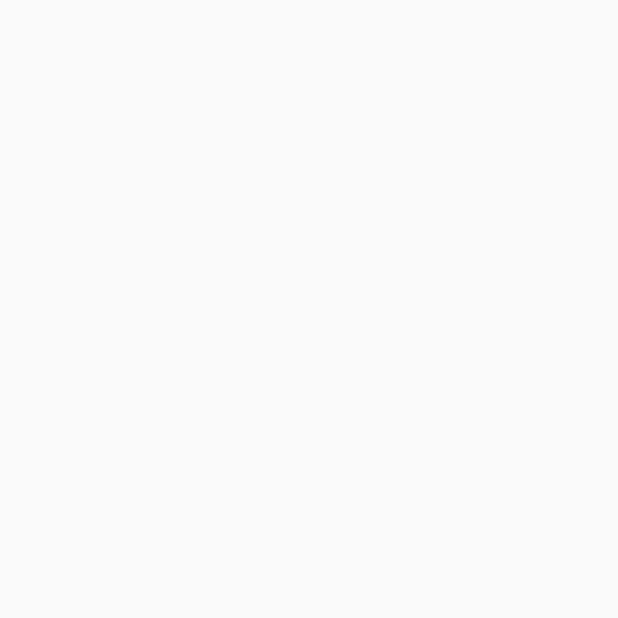
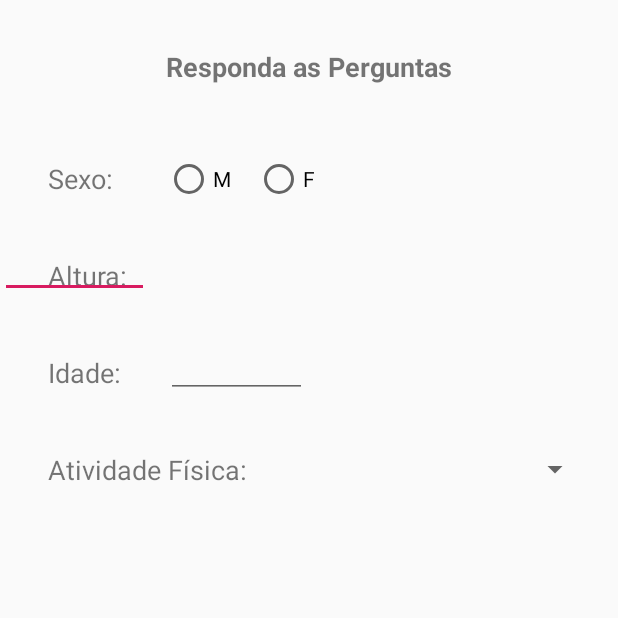
Before and after one commit to Kalebesamuel/HumanTamagotchi, an Android app: the DefinirDieta screen opened directly, with no data from a screen before it, on a phone screen of 412 x 824 dp, the top half of it. Before the commit the part shown is empty. Run offline under Robolectric (Android 15) with nearby library versions, the phone set to English and light mode, and no system bars.

Commit message:
Tela Definir Dieta - Ocione

```diff
--- a/app/src/main/res/layout/activity_definir_dieta.xml
+++ b/app/src/main/res/layout/activity_definir_dieta.xml
@@ -4,6 +4,115 @@
     xmlns:tools="http://schemas.android.com/tools"
     android:layout_width="match_parent"
     android:layout_height="match_parent"
-    tools:context=".Activities.DefinirDieta">
+    tools:context=".Activities.Pesquisa">
+
+    <TextView
+        android:id="@+id/TxtSexo"
+        android:layout_width="wrap_content"
+        android:layout_height="wrap_content"
+        android:layout_marginStart="32dp"
+        android:layout_marginTop="50dp"
+        android:text="Sexo: "
+        android:textSize="18sp"
+        app:layout_constraintStart_toStartOf="parent"
+        app:layout_constraintTop_toBottomOf="@+id/txtResponda" />
+
+    <TextView
+        android:id="@+id/txtResponda"
+        android:layout_width="wrap_content"
+        android:layout_height="wrap_content"
+        android:layout_marginTop="32dp"
+        android:text="Responda as Perguntas"
+        android:textSize="18sp"
+        android:textStyle="bold"
+        app:layout_constraintEnd_toEndOf="parent"
+        app:layout_constraintStart_toStartOf="parent"
+        app:layout_constraintTop_toTopOf="parent" />
+
+    <RadioGroup
+        android:id="@+id/sexo"
+        android:layout_width="113dp"
+        android:layout_height="26dp"
+        android:layout_marginStart="30dp"
+        android:orientation="horizontal"
+        app:layout_constraintBottom_toBottomOf="@+id/TxtSexo"
+        app:layout_constraintStart_toEndOf="@+id/TxtSexo"
+        app:layout_constraintTop_toTopOf="@+id/TxtSexo">
+
+        <RadioButton
+            android:id="@+id/sexoM"
+            android:layout_width="60dp"
+            android:layout_height="wrap_content"
+            android:text="M" />
+
+        <RadioButton
+            android:id="@+id/sexoF"
+            android:layout_width="53dp"
+            android:layout_height="wrap_content"
+            android:text="F" />
+    </RadioGroup>
+
+    <TextView
+        android:id="@+id/txtAltura"
+        android:layout_width="wrap_content"
+        android:layout_height="wrap_content"
+        android:layout_marginStart="32dp"
+        android:layout_marginTop="40dp"
+        android:text="Altura:"
+        android:textSize="18sp"
+        app:layout_constraintStart_toStartOf="parent"
+        app:layout_constraintTop_toBottomOf="@+id/TxtSexo" />
+
+    <EditText
+        android:id="@+id/Altura"
+        android:layout_width="99dp"
+        android:layout_height="30dp"
+        android:ems="10"
+        android:inputType="number"
+        app:layout_constraintBottom_toBottomOf="@+id/txtAltura"
+        app:layout_constraintTop_toTopOf="@+id/txtAltura"
+        tools:layout_editor_absoluteX="114dp" />
+
+    <TextView
+        android:id="@+id/txtIdade"
+        android:layout_width="wrap_content"
+        android:layout_height="wrap_content"
+        android:layout_marginStart="32dp"
+        android:layout_marginTop="40dp"
+        android:text="Idade:"
+        android:textSize="18sp"
+        app:layout_constraintStart_toStartOf="parent"
+        app:layout_constraintTop_toBottomOf="@+id/txtAltura" />
+
+    <EditText
+        android:id="@+id/editText2"
+        android:layout_width="94dp"
+        android:layout_height="33dp"
+        android:layout_marginStart="30dp"
+        android:ems="10"
+        android:inputType="numberSigned"
+        app:layout_constraintBottom_toBottomOf="@+id/txtIdade"
+        app:layout_constraintStart_toEndOf="@+id/txtIdade"
+        app:layout_constraintTop_toTopOf="@+id/txtIdade" />
+
+    <TextView
+        android:id="@+id/txtAttFis"
+        android:layout_width="wrap_content"
+        android:layout_height="wrap_content"
+        android:layout_marginStart="32dp"
+        android:layout_marginTop="40dp"
+        android:text="Atividade Física:"
+        android:textSize="18sp"
+        app:layout_constraintStart_toStartOf="parent"
+        app:layout_constraintTop_toBottomOf="@+id/txtIdade" />
+
+    <Spinner
+        android:id="@+id/attFisica"
+        android:layout_width="199dp"
+        android:layout_height="27dp"
+        android:layout_marginStart="30dp"
+        app:layout_constraintBottom_toBottomOf="@+id/txtAttFis"
+        app:layout_constraintStart_toEndOf="@+id/txtAttFis"
+        app:layout_constraintTop_toTopOf="@+id/txtAttFis" />
 
 </androidx.constraintlayout.widget.ConstraintLayout>
--- a/app/src/main/res/layout/activity_pesquisa.xml
+++ /dev/null
@@ -1,9 +0,0 @@
-<?xml version="1.0" encoding="utf-8"?>
-<androidx.constraintlayout.widget.ConstraintLayout xmlns:android="http://schemas.android.com/apk/res/android"
-    xmlns:app="http://schemas.android.com/apk/res-auto"
-    xmlns:tools="http://schemas.android.com/tools"
-    android:layout_width="match_parent"
-    android:layout_height="match_parent"
-    tools:context=".Activities.Pesquisa">
-
-</androidx.constraintlayout.widget.ConstraintLayout>
```
